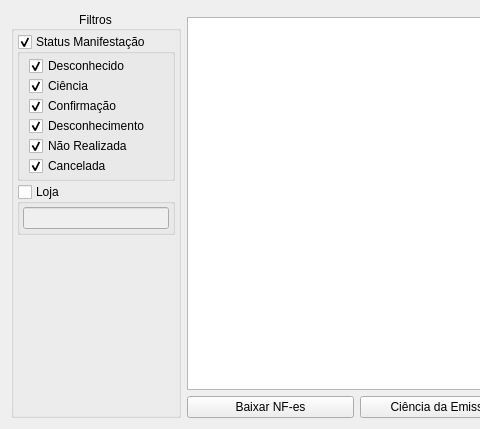
The window that ui/widgetnfedistribuicao.ui (darktorres/ERP-STACCATO) describes before a commit, drawn with Qt 5; both pictures show x 0 to 480 and y 0 to 429 of the 1064 by 429 pixel window.
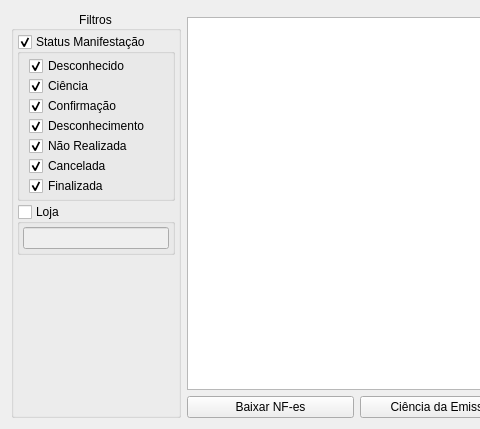
The same window after the commit. Custom widgets are drawn as their Qt base class.

Commit message: Arrumado download NFe

Diff of the .ui file:
```diff
--- a/ui/widgetnfedistribuicao.ui
+++ b/ui/widgetnfedistribuicao.ui
@@ -122,6 +122,16 @@
            </property>
           </widget>
          </item>
+         <item>
+          <widget class="QCheckBox" name="checkBoxFinalizada">
+           <property name="text">
+            <string>Finalizada</string>
+           </property>
+           <property name="checked">
+            <bool>true</bool>
+           </property>
+          </widget>
+         </item>
         </layout>
        </widget>
       </item>
```
The commit also changes 2 other files.
